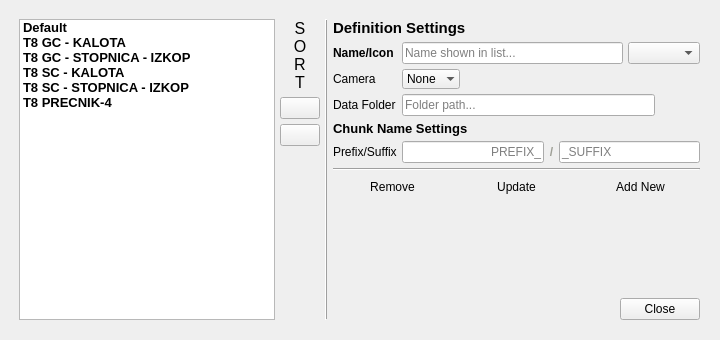
Old version of the form AutoFTG/qtGui/diaChunkSettingsEditor.ui in the repository bilkos/AutoFTG-Scripts_Metashape-Pro.
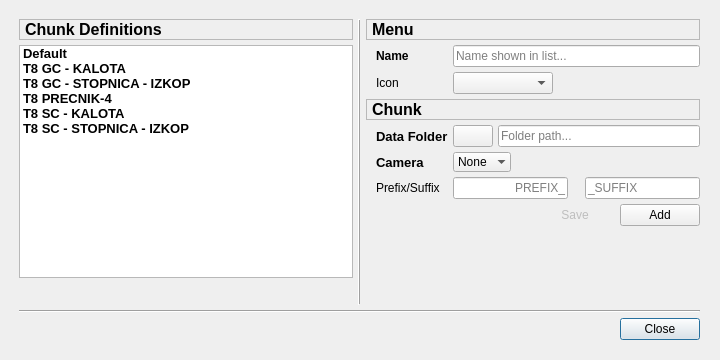
New version of the form. Icons and pictures are not drawn.

Commit message: Mid-stage commit. Integrating Chunk Settings Edit

What changed in the file:
```diff
--- a/AutoFTG/qtGui/diaChunkSettingsEditor.ui
+++ b/AutoFTG/qtGui/diaChunkSettingsEditor.ui
@@ -7,9 +7,27 @@
     <x>0</x>
     <y>0</y>
     <width>720</width>
-    <height>340</height>
+    <height>360</height>
    </rect>
   </property>
+  <property name="sizePolicy">
+   <sizepolicy hsizetype="Fixed" vsizetype="Fixed">
+    <horstretch>0</horstretch>
+    <verstretch>0</verstretch>
+   </sizepolicy>
+  </property>
+  <property name="minimumSize">
+   <size>
+    <width>720</width>
+    <height>360</height>
+   </size>
+  </property>
+  <property name="maximumSize">
+   <size>
+    <width>720</width>
+    <height>360</height>
+   </size>
+  </property>
   <property name="windowTitle">
    <string notr="true">Chunk Settings Editor</string>
   </property>
@@ -23,14 +41,84 @@
      <x>9</x>
      <y>9</y>
      <width>701</width>
-     <height>321</height>
+     <height>341</height>
     </rect>
    </property>
    <layout class="QGridLayout" name="gridLayout">
     <property name="spacing">
      <number>5</number>
     </property>
-    <item row="0" column="3">
+    <item row="0" column="0">
+     <widget class="QLabel" name="label_menuSet_2">
+      <property name="sizePolicy">
+       <sizepolicy hsizetype="Preferred" vsizetype="Maximum">
+        <horstretch>0</horstretch>
+        <verstretch>0</verstretch>
+       </sizepolicy>
+      </property>
+      <property name="font">
+       <font>
+        <family>Segoe UI</family>
+        <pointsize>12</pointsize>
+        <weight>75</weight>
+        <bold>true</bold>
+       </font>
+      </property>
+      <property name="frameShape">
+       <enum>QFrame::StyledPanel</enum>
+      </property>
+      <property name="text">
+       <string notr="true">Chunk Definitions</string>
+      </property>
+      <property name="indent">
+       <number>5</number>
+      </property>
+     </widget>
+    </item>
+    <item row="4" column="2">
+     <layout class="QHBoxLayout" name="horizontalLayout_3">
+      <item>
+       <spacer name="horizontalSpacer">
+        <property name="orientation">
+         <enum>Qt::Horizontal</enum>
+        </property>
+        <property name="sizeHint" stdset="0">
+         <size>
+          <width>40</width>
+          <height>20</height>
+         </size>
+        </property>
+       </spacer>
+      </item>
+      <item>
+       <widget class="QPushButton" name="pushButton_close">
+        <property name="sizePolicy">
+         <sizepolicy hsizetype="Maximum" vsizetype="Fixed">
+          <horstretch>0</horstretch>
+          <verstretch>0</verstretch>
+         </sizepolicy>
+        </property>
+        <property name="toolTip">
+         <string notr="true">Close Chunk Settings Editor</string>
+        </property>
+        <property name="text">
+         <string notr="true">Close</string>
+        </property>
+        <property name="icon">
+         <iconset resource="../qtresources.qrc">
+          <normaloff>:/icons/icons8-close-window-50.png</normaloff>:/icons/icons8-close-window-50.png</iconset>
+        </property>
+        <property name="iconSize">
+         <size>
+          <width>24</width>
+          <height>24</height>
+         </size>
+        </property>
+       </widget>
+      </item>
+     </layout>
+    </item>
+    <item row="0" column="2" rowspan="3">
      <layout class="QFormLayout" name="formLayout">
       <property name="horizontalSpacing">
        <number>5</number>
@@ -49,13 +137,19 @@
         <property name="font">
          <font>
           <family>Segoe UI</family>
-          <pointsize>11</pointsize>
+          <pointsize>12</pointsize>
           <weight>75</weight>
           <bold>true</bold>
          </font>
         </property>
+        <property name="frameShape">
+         <enum>QFrame::StyledPanel</enum>
+        </property>
         <property name="text">
-         <string>Definition Settings</string>
+         <string notr="true">Menu</string>
+        </property>
+        <property name="indent">
+         <number>5</number>
         </property>
        </widget>
       </item>
@@ -76,7 +170,10 @@
          </font>
         </property>
         <property name="text">
-         <string notr="true">Name/Icon</string>
+         <string notr="true">Name</string>
+        </property>
+        <property name="indent">
+         <number>10</number>
         </property>
        </widget>
       </item>
@@ -84,34 +181,176 @@
        <layout class="QHBoxLayout" name="horizontalLayout_4">
         <item>
          <widget class="QLineEdit" name="lineEdit_name">
+          <property name="sizePolicy">
+           <sizepolicy hsizetype="Expanding" vsizetype="Preferred">
+            <horstretch>0</horstretch>
+            <verstretch>0</verstretch>
+           </sizepolicy>
+          </property>
           <property name="placeholderText">
-           <string>Name shown in list...</string>
-          </property>
-         </widget>
-        </item>
-        <item>
-         <widget class="QComboBox" name="comboBox_icon">
-          <property name="toolTip">
-           <string notr="true">Choose icon to be used in list...</string>
-          </property>
-          <property name="iconSize">
-           <size>
-            <width>24</width>
-            <height>24</height>
-           </size>
+           <string notr="true">Name shown in list...</string>
           </property>
          </widget>
         </item>
        </layout>
       </item>
       <item row="2" column="0">
-       <widget class="QLabel" name="label_camera">
+       <widget class="QLabel" name="label_nameicon_2">
+        <property name="sizePolicy">
+         <sizepolicy hsizetype="Preferred" vsizetype="Preferred">
+          <horstretch>0</horstretch>
+          <verstretch>0</verstretch>
+         </sizepolicy>
+        </property>
+        <property name="font">
+         <font>
+          <family>Segoe UI</family>
+          <pointsize>9</pointsize>
+         </font>
+        </property>
         <property name="text">
-         <string>Camera</string>
+         <string notr="true">Icon</string>
+        </property>
+        <property name="indent">
+         <number>10</number>
         </property>
        </widget>
       </item>
       <item row="2" column="1">
+       <widget class="QComboBox" name="comboBox_icon">
+        <property name="sizePolicy">
+         <sizepolicy hsizetype="Maximum" vsizetype="Preferred">
+          <horstretch>0</horstretch>
+          <verstretch>0</verstretch>
+         </sizepolicy>
+        </property>
+        <property name="maximumSize">
+         <size>
+          <width>100</width>
+          <height>16777215</height>
+         </size>
+        </property>
+        <property name="toolTip">
+         <string notr="true">Choose icon to be used in list...</string>
+        </property>
+        <property name="iconSize">
+         <size>
+          <width>24</width>
+          <height>24</height>
+         </size>
+        </property>
+       </widget>
+      </item>
+      <item row="3" column="0" colspan="2">
+       <widget class="QLabel" name="label_chunkSet">
+        <property name="sizePolicy">
+         <sizepolicy hsizetype="Preferred" vsizetype="Maximum">
+          <horstretch>0</horstretch>
+          <verstretch>0</verstretch>
+         </sizepolicy>
+        </property>
+        <property name="font">
+         <font>
+          <family>Segoe UI</family>
+          <pointsize>12</pointsize>
+          <weight>75</weight>
+          <bold>true</bold>
+         </font>
+        </property>
+        <property name="frameShape">
+         <enum>QFrame::StyledPanel</enum>
+        </property>
+        <property name="text">
+         <string notr="true">Chunk</string>
+        </property>
+        <property name="indent">
+         <number>5</number>
+        </property>
+       </widget>
+      </item>
+      <item row="4" column="0">
+       <widget class="QLabel" name="label_wfolder">
+        <property name="font">
+         <font>
+          <family>Segoe UI</family>
+          <pointsize>10</pointsize>
+          <weight>75</weight>
+          <bold>true</bold>
+         </font>
+        </property>
+        <property name="text">
+         <string notr="true">Data Folder</string>
+        </property>
+        <property name="indent">
+         <number>10</number>
+        </property>
+       </widget>
+      </item>
+      <item row="4" column="1">
+       <layout class="QHBoxLayout" name="horizontalLayout">
+        <item>
+         <widget class="QPushButton" name="pushButton_browsewf">
+          <property name="sizePolicy">
+           <sizepolicy hsizetype="Maximum" vsizetype="Fixed">
+            <horstretch>0</horstretch>
+            <verstretch>0</verstretch>
+           </sizepolicy>
+          </property>
+          <property name="toolTip">
+           <string notr="true">&lt;html&gt;&lt;head/&gt;&lt;body&gt;&lt;p&gt;Select location with working data for this definition.&lt;/p&gt;&lt;/body&gt;&lt;/html&gt;</string>
+          </property>
+          <property name="text">
+           <string notr="true"/>
+          </property>
+          <property name="icon">
+           <iconset resource="../qtresources.qrc">
+            <normaloff>:/icons/icons8-opened-folder-50.png</normaloff>:/icons/icons8-opened-folder-50.png</iconset>
+          </property>
+          <property name="iconSize">
+           <size>
+            <width>20</width>
+            <height>20</height>
+           </size>
+          </property>
+          <property name="autoDefault">
+           <bool>false</bool>
+          </property>
+         </widget>
+        </item>
+        <item>
+         <widget class="QLineEdit" name="lineEdit_wfolder">
+          <property name="sizePolicy">
+           <sizepolicy hsizetype="Expanding" vsizetype="Preferred">
+            <horstretch>0</horstretch>
+            <verstretch>0</verstretch>
+           </sizepolicy>
+          </property>
+          <property name="placeholderText">
+           <string notr="true">Folder path...</string>
+          </property>
+         </widget>
+        </item>
+       </layout>
+      </item>
+      <item row="5" column="0">
+       <widget class="QLabel" name="label_camera">
+        <property name="font">
+         <font>
+          <family>Segoe UI</family>
+          <pointsize>10</pointsize>
+          <weight>75</weight>
+          <bold>true</bold>
+         </font>
+        </property>
+        <property name="text">
+         <string notr="true">Camera</string>
+        </property>
+        <property name="indent">
+         <number>10</number>
+        </property>
+       </widget>
+      </item>
+      <item row="5" column="1">
        <widget class="QComboBox" name="comboBox_camera">
         <property name="sizePolicy">
          <sizepolicy hsizetype="Maximum" vsizetype="Fixed">
@@ -148,85 +387,26 @@
         </item>
        </widget>
       </item>
-      <item row="3" column="0">
-       <widget class="QLabel" name="label_wfolder">
-        <property name="text">
-         <string notr="true">Data Folder</string>
-        </property>
-       </widget>
-      </item>
-      <item row="3" column="1">
-       <layout class="QHBoxLayout" name="horizontalLayout">
-        <item>
-         <widget class="QLineEdit" name="lineEdit_wfolder">
-          <property name="placeholderText">
-           <string>Folder path...</string>
-          </property>
-         </widget>
-        </item>
-        <item>
-         <widget class="QPushButton" name="pushButton_browsewf">
-          <property name="sizePolicy">
-           <sizepolicy hsizetype="Maximum" vsizetype="Fixed">
-            <horstretch>0</horstretch>
-            <verstretch>0</verstretch>
-           </sizepolicy>
-          </property>
-          <property name="toolTip">
-           <string notr="true">&lt;html&gt;&lt;head/&gt;&lt;body&gt;&lt;p&gt;Select location with working data for this definition.&lt;/p&gt;&lt;/body&gt;&lt;/html&gt;</string>
-          </property>
-          <property name="text">
-           <string notr="true"/>
-          </property>
-          <property name="icon">
-           <iconset resource="../qtresources.qrc">
-            <normaloff>:/icons/icons8-opened-folder-50.png</normaloff>:/icons/icons8-opened-folder-50.png</iconset>
-          </property>
-          <property name="iconSize">
-           <size>
-            <width>21</width>
-            <height>21</height>
-           </size>
-          </property>
-          <property name="flat">
-           <bool>true</bool>
-          </property>
-         </widget>
-        </item>
-       </layout>
-      </item>
-      <item row="4" column="0" colspan="2">
-       <widget class="QLabel" name="label_def_2">
-        <property name="sizePolicy">
-         <sizepolicy hsizetype="Preferred" vsizetype="Maximum">
-          <horstretch>0</horstretch>
-          <verstretch>0</verstretch>
-         </sizepolicy>
-        </property>
-        <property name="font">
-         <font>
-          <family>Segoe UI</family>
-          <pointsize>10</pointsize>
-          <weight>75</weight>
-          <bold>true</bold>
-         </font>
-        </property>
-        <property name="text">
-         <string>Chunk Name Settings</string>
-        </property>
-       </widget>
-      </item>
-      <item row="5" column="0">
+      <item row="6" column="0">
        <widget class="QLabel" name="label_prefix">
         <property name="text">
          <string notr="true">Prefix/Suffix</string>
         </property>
+        <property name="indent">
+         <number>10</number>
+        </property>
        </widget>
       </item>
-      <item row="5" column="1">
+      <item row="6" column="1">
        <layout class="QHBoxLayout" name="horizontalLayout_5">
         <item>
          <widget class="QLineEdit" name="lineEdit_pre">
+          <property name="sizePolicy">
+           <sizepolicy hsizetype="Expanding" vsizetype="Preferred">
+            <horstretch>0</horstretch>
+            <verstretch>0</verstretch>
+           </sizepolicy>
+          </property>
           <property name="alignment">
            <set>Qt::AlignRight|Qt::AlignTrailing|Qt::AlignVCenter</set>
           </property>
@@ -249,7 +429,7 @@
            <string notr="true">color: rgb(157, 158, 149);</string>
           </property>
           <property name="text">
-           <string>/</string>
+           <string notr="true">&lt;folder name&gt;</string>
           </property>
           <property name="alignment">
            <set>Qt::AlignCenter</set>
@@ -258,6 +438,12 @@
         </item>
         <item>
          <widget class="QLineEdit" name="lineEdit_suf">
+          <property name="sizePolicy">
+           <sizepolicy hsizetype="Expanding" vsizetype="Preferred">
+            <horstretch>0</horstretch>
+            <verstretch>0</verstretch>
+           </sizepolicy>
+          </property>
           <property name="placeholderText">
            <string>_SUFFIX</string>
           </property>
@@ -265,99 +451,10 @@
         </item>
        </layout>
       </item>
-      <item row="6" column="0" colspan="2">
-       <widget class="Line" name="line">
-        <property name="orientation">
-         <enum>Qt::Horizontal</enum>
-        </property>
-       </widget>
-      </item>
       <item row="7" column="0" colspan="2">
        <layout class="QHBoxLayout" name="horizontalLayout_2">
         <item>
-         <widget class="QPushButton" name="pushButton_sremove">
-          <property name="enabled">
-           <bool>true</bool>
-          </property>
-          <property name="toolTip">
-           <string notr="true">&lt;html&gt;&lt;head/&gt;&lt;body&gt;&lt;p&gt;Remove currently selected chunk definition&lt;/p&gt;&lt;/body&gt;&lt;/html&gt;</string>
-          </property>
-          <property name="text">
-           <string notr="true">Remove</string>
-          </property>
-          <property name="icon">
-           <iconset resource="../qtresources.qrc">
-            <normaloff>:/icons/icons8-full-recycle-bin-50.png</normaloff>:/icons/icons8-full-recycle-bin-50.png</iconset>
-          </property>
-          <property name="iconSize">
-           <size>
-            <width>28</width>
-            <height>28</height>
-           </size>
-          </property>
-          <property name="flat">
-           <bool>true</bool>
-          </property>
-         </widget>
-        </item>
-        <item>
-         <widget class="QPushButton" name="pushButton_save">
-          <property name="enabled">
-           <bool>true</bool>
-          </property>
-          <property name="toolTip">
-           <string notr="true">&lt;html&gt;&lt;head/&gt;&lt;body&gt;&lt;p&gt;Save currently selected chunk definition&lt;/p&gt;&lt;/body&gt;&lt;/html&gt;</string>
-          </property>
-          <property name="text">
-           <string notr="true">Update</string>
-          </property>
-          <property name="icon">
-           <iconset resource="../qtresources.qrc">
-            <normaloff>:/icons/icons8-save-as-50.png</normaloff>:/icons/icons8-save-as-50.png</iconset>
-          </property>
-          <property name="iconSize">
-           <size>
-            <width>28</width>
-            <height>28</height>
-           </size>
-          </property>
-          <property name="autoDefault">
-           <bool>false</bool>
-          </property>
-          <property name="flat">
-           <bool>true</bool>
-          </property>
-         </widget>
-        </item>
-        <item>
-         <widget class="QPushButton" name="pushButton_add">
-          <property name="toolTip">
-           <string notr="true">&lt;html&gt;&lt;head/&gt;&lt;body&gt;&lt;p&gt;Add new chunk settings definition&lt;/p&gt;&lt;p&gt;*Crates new chunk definition with current options.&lt;/p&gt;&lt;p&gt;**Definition Name must be unique.&lt;/p&gt;&lt;/body&gt;&lt;/html&gt;</string>
-          </property>
-          <property name="text">
-           <string notr="true">Add New</string>
-          </property>
-          <property name="icon">
-           <iconset resource="../qtresources.qrc">
-            <normaloff>:/icons/icons8-save-close-50.png</normaloff>:/icons/icons8-save-close-50.png</iconset>
-          </property>
-          <property name="iconSize">
-           <size>
-            <width>28</width>
-            <height>28</height>
-           </size>
-          </property>
-          <property name="flat">
-           <bool>true</bool>
-          </property>
-         </widget>
-        </item>
-       </layout>
-      </item>
-      <item row="9" column="0" colspan="2">
-       <layout class="QHBoxLayout" name="horizontalLayout_3">
-        <item>
-         <spacer name="horizontalSpacer">
+         <spacer name="horizontalSpacer_2">
           <property name="orientation">
            <enum>Qt::Horizontal</enum>
           </property>
@@ -370,7 +467,10 @@
          </spacer>
         </item>
         <item>
-         <widget class="QPushButton" name="pushButton_close">
+         <widget class="QPushButton" name="pushButton_save">
+          <property name="enabled">
+           <bool>false</bool>
+          </property>
           <property name="sizePolicy">
            <sizepolicy hsizetype="Maximum" vsizetype="Fixed">
             <horstretch>0</horstretch>
@@ -381,7 +481,7 @@
            <string notr="true">Close Chunk Settings Editor</string>
           </property>
           <property name="text">
-           <string notr="true">Close</string>
+           <string notr="true">Save</string>
           </property>
           <property name="icon">
            <iconset resource="../qtresources.qrc">
@@ -389,15 +489,50 @@
           </property>
           <property name="iconSize">
            <size>
-            <width>24</width>
-            <height>24</height>
+            <width>20</width>
+            <height>20</height>
            </size>
+          </property>
+          <property name="autoDefault">
+           <bool>false</bool>
+          </property>
+          <property name="flat">
+           <bool>true</bool>
+          </property>
+         </widget>
+        </item>
+        <item>
+         <widget class="QPushButton" name="pushButton_add">
+          <property name="sizePolicy">
+           <sizepolicy hsizetype="Maximum" vsizetype="Fixed">
+            <horstretch>0</horstretch>
+            <verstretch>0</verstretch>
+           </sizepolicy>
+          </property>
+          <property name="toolTip">
+           <string notr="true">&lt;html&gt;&lt;head/&gt;&lt;body&gt;&lt;p&gt;&lt;span style=&quot; font-weight:600;&quot;&gt;Add new&lt;/span&gt;&lt;br/&gt;Add new chunk settings definition&lt;/p&gt;&lt;p&gt;*Crates new chunk definition with current options.&lt;br/&gt;**Definition Name must be unique.&lt;/p&gt;&lt;/body&gt;&lt;/html&gt;</string>
+          </property>
+          <property name="text">
+           <string notr="true">Add</string>
+          </property>
+          <property name="icon">
+           <iconset resource="../qtresources.qrc">
+            <normaloff>:/icons/icons8-add-50.png</normaloff>:/icons/icons8-add-50.png</iconset>
+          </property>
+          <property name="iconSize">
+           <size>
+            <width>20</width>
+            <height>20</height>
+           </size>
+          </property>
+          <property name="autoDefault">
+           <bool>true</bool>
           </property>
          </widget>
         </item>
        </layout>
       </item>
-      <item row="8" column="0" colspan="2">
+      <item row="8" column="1">
        <spacer name="verticalSpacer">
         <property name="orientation">
          <enum>Qt::Vertical</enum>
@@ -412,72 +547,112 @@
       </item>
      </layout>
     </item>
-    <item row="0" column="1">
-     <layout class="QVBoxLayout" name="verticalLayout">
+    <item row="0" column="1" rowspan="3">
+     <widget class="Line" name="line_2">
+      <property name="frameShadow">
+       <enum>QFrame::Raised</enum>
+      </property>
+      <property name="orientation">
+       <enum>Qt::Vertical</enum>
+      </property>
+     </widget>
+    </item>
+    <item row="3" column="0" colspan="3">
+     <widget class="Line" name="line">
+      <property name="orientation">
+       <enum>Qt::Horizontal</enum>
+      </property>
+     </widget>
+    </item>
+    <item row="2" column="0">
+     <layout class="QHBoxLayout" name="horizontalLayout_6">
       <item>
-       <widget class="QLabel" name="label_2">
-        <property name="font">
-         <font>
-          <family>Segoe UI</family>
-          <pointsize>12</pointsize>
-         </font>
+       <widget class="QPushButton" name="pushButton_sremove">
+        <property name="enabled">
+         <bool>false</bool>
         </property>
-        <property name="text">
-         <string>&lt;html&gt;&lt;head/&gt;&lt;body&gt;&lt;p&gt;S&lt;br/&gt;O&lt;br/&gt;R&lt;br/&gt;T&lt;/p&gt;&lt;/body&gt;&lt;/html&gt;</string>
+        <property name="sizePolicy">
+         <sizepolicy hsizetype="Maximum" vsizetype="Fixed">
+          <horstretch>0</horstretch>
+          <verstretch>0</verstretch>
+         </sizepolicy>
         </property>
-        <property name="alignment">
-         <set>Qt::AlignCenter</set>
+        <property name="toolTip">
+         <string notr="true">&lt;html&gt;&lt;head/&gt;&lt;body&gt;&lt;p&gt;&lt;span style=&quot; font-weight:600;&quot;&gt;Remove&lt;br/&gt;&lt;/span&gt;Remove selected definition&lt;/p&gt;&lt;/body&gt;&lt;/html&gt;</string>
         </property>
-        <property name="wordWrap">
-         <bool>true</bool>
-        </property>
-       </widget>
-      </item>
-      <item>
-       <widget class="QPushButton" name="pushButton_2">
-        <property name="enabled">
-         <bool>true</bool>
-        </property>
         <property name="text">
-         <string/>
+         <string notr="true"/>
         </property>
         <property name="icon">
          <iconset resource="../qtresources.qrc">
           <normaloff>:/icons/icons8-collapse-arrow-48.png</normaloff>:/icons/icons8-collapse-arrow-48.png</iconset>
         </property>
-       </widget>
-      </item>
-      <item>
-       <widget class="QPushButton" name="pushButton">
-        <property name="enabled">
-         <bool>true</bool>
+        <property name="iconSize">
+         <size>
+          <width>20</width>
+          <height>20</height>
+         </size>
         </property>
-        <property name="text">
-         <string/>
+        <property name="autoDefault">
+         <bool>false</bool>
         </property>
-        <property name="icon">
-         <iconset resource="../qtresources.qrc">
-          <normaloff>:/icons/icons8-expand-arrow-48.png</normaloff>:/icons/icons8-expand-arrow-48.png</iconset>
+        <property name="flat">
+         <bool>true</bool>
         </property>
        </widget>
       </item>
       <item>
-       <spacer name="verticalSpacer_2">
+       <spacer name="horizontalSpacer_3">
         <property name="orientation">
-         <enum>Qt::Vertical</enum>
+         <enum>Qt::Horizontal</enum>
         </property>
         <property name="sizeHint" stdset="0">
          <size>
-          <width>20</width>
-          <height>40</height>
+          <width>40</width>
+          <height>20</height>
          </size>
         </property>
        </spacer>
       </item>
+      <item>
+       <widget class="QPushButton" name="pushButton_sedit">
+        <property name="enabled">
+         <bool>false</bool>
+        </property>
+        <property name="sizePolicy">
+         <sizepolicy hsizetype="Maximum" vsizetype="Fixed">
+          <horstretch>0</horstretch>
+          <verstretch>0</verstretch>
+         </sizepolicy>
+        </property>
+        <property name="toolTip">
+         <string notr="true">&lt;html&gt;&lt;head/&gt;&lt;body&gt;&lt;p&gt;&lt;span style=&quot; font-weight:600;&quot;&gt;Edit&lt;/span&gt;&lt;br/&gt;Edit selected chunk definition&lt;/p&gt;&lt;/body&gt;&lt;/html&gt;</string>
+        </property>
+        <property name="text">
+         <string notr="true"/>
+        </property>
+        <property name="icon">
+         <iconset resource="../qtresources.qrc">
+          <normaloff>:/icons/icons8-design-50.png</normaloff>:/icons/icons8-design-50.png</iconset>
+        </property>
+        <property name="iconSize">
+         <size>
+          <width>20</width>
+          <height>20</height>
+         </size>
+        </property>
+        <property name="autoDefault">
+         <bool>false</bool>
+        </property>
+        <property name="flat">
+         <bool>true</bool>
+        </property>
+       </widget>
+      </item>
      </layout>
     </item>
-    <item row="0" column="0">
-     <widget class="QListWidget" name="listWidget">
+    <item row="1" column="0">
+     <widget class="QListWidget" name="listWidgetChunkDefs">
       <property name="sizePolicy">
        <sizepolicy hsizetype="Preferred" vsizetype="Expanding">
         <horstretch>0</horstretch>
@@ -500,10 +675,19 @@
       </property>
       <property name="iconSize">
        <size>
-        <width>24</width>
-        <height>24</height>
+        <width>20</width>
+        <height>20</height>
        </size>
       </property>
+      <property name="viewMode">
+       <enum>QListView::ListMode</enum>
+      </property>
+      <property name="uniformItemSizes">
+       <bool>true</bool>
+      </property>
+      <property name="sortingEnabled">
+       <bool>true</bool>
+      </property>
       <item>
        <property name="text">
         <string notr="true">Default</string>
@@ -531,6 +715,15 @@
          <normaloff>:/icons/template_stopnica-zelena.png</normaloff>:/icons/template_stopnica-zelena.png</iconset>
        </property>
       </item>
+      <item>
+       <property name="text">
+        <string notr="true">T8 PRECNIK-4</string>
+       </property>
+       <property name="icon">
+        <iconset resource="../qtresources.qrc">
+         <normaloff>:/icons/template_kalota-oranzna.png</normaloff>:/icons/template_kalota-oranzna.png</iconset>
+       </property>
+      </item>
       <item>
        <property name="text">
         <string notr="true">T8 SC - KALOTA</string>
@@ -549,25 +742,6 @@
          <normaloff>:/icons/template_stopnica-modra.png</normaloff>:/icons/template_stopnica-modra.png</iconset>
        </property>
       </item>
-      <item>
-       <property name="text">
-        <string notr="true">T8 PRECNIK-4</string>
-       </property>
-       <property name="icon">
-        <iconset resource="../qtresources.qrc">
-         <normaloff>:/icons/template_kalota-oranzna.png</normaloff>:/icons/template_kalota-oranzna.png</iconset>
-       </property>
-      </item>
-     </widget>
-    </item>
-    <item row="0" column="2">
-     <widget class="Line" name="line_2">
-      <property name="frameShadow">
-       <enum>QFrame::Raised</enum>
-      </property>
-      <property name="orientation">
-       <enum>Qt::Vertical</enum>
-      </property>
      </widget>
     </item>
    </layout>
```
Left out of the diff: 149 changed lines with no effect on the pictures. The commit also changes 18 other files.
